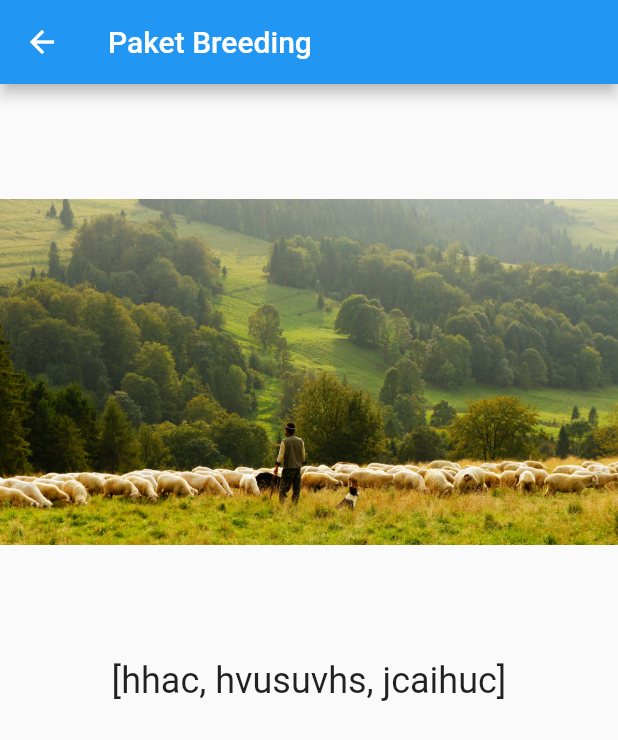
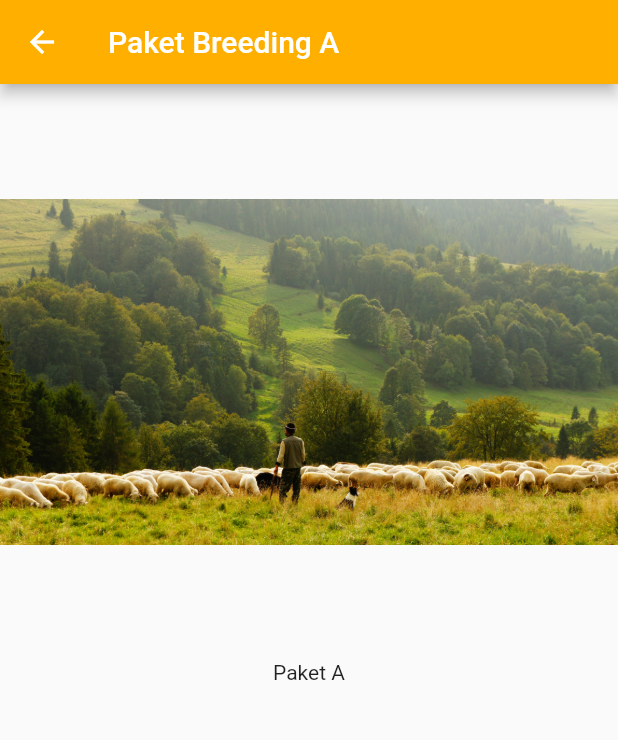
Before and after one commit to achmadtaufiqhidayat/Prototype_MobileFramework_SF, a Flutter app: the screen it shows after launch, after a tap on an icon or button, on a phone screen of 412 x 824 dp. Shown: the top 740 px of the screen. Run offline on Flutter 3.47's test engine with Material 2 defaults, Android fonts, the light colour scheme and no system bars; our stand-ins replace easy_debounce, google_fonts, google_nav_bar, page_transition.

Commit message:
uodate breeding

```diff
--- a/prototype_mobile_sultanfarm/lib/view/Breeding.dart
+++ b/prototype_mobile_sultanfarm/lib/view/Breeding.dart
@@ -1,16 +1,6 @@
 import 'package:flutter/material.dart';
-
-class MyApp extends StatelessWidget {
-  @override
-  Widget build(BuildContext context) {
-    return MaterialApp(
-      title: 'Paket Breeding',
-      debugShowCheckedModeBanner: false,
-      theme:
-          ThemeData(primarySwatch: Colors.blue, platform: TargetPlatform.iOS),
-    );
-  }
-}
+import 'package:google_fonts/google_fonts.dart';
+import 'package:prototype_mobile_sultanfarm/view/Profil.dart';
 
 class FirstPage extends StatelessWidget {
   const FirstPage({Key? key}) : super(key: key);
@@ -18,26 +8,66 @@ class FirstPage extends StatelessWidget {
   @override
   Widget build(BuildContext context) {
     return Scaffold(
-      appBar: AppBar(title: Text("Pilihan Paket Breeding")),
-      body: ListView.builder(
+      appBar: AppBar(
+        title: Text("Pilihan Paket Breeding"),
+        backgroundColor: Color(0xFFFFAF00),
+      ),
+      backgroundColor: Color(0xFFFFAF00),
+      body: Container(
+        child: Card(
+          child: Container(
+            padding: EdgeInsets.only(left: 10, right: 10),
+            child: ListView.builder(
               itemCount: _images.length,
               itemBuilder: (BuildContext context, int index) {
-          return ListTile(
-            title: Text('Paket Breeding ' + _Judul[index].toString()),
-            leading: Hero(
-              tag: index,
-              child: Padding(
-                padding: const EdgeInsets.all(4.0),
-                child:
-                    Image.asset(_images[index], width: 100, fit: BoxFit.cover),
+                return Column(
+                  children: <Widget>[
+                    // Padding(
+                    //     padding: EdgeInsets.only(
+                    //         right: 10, left: 10, bottom: 0.1, top: 0.1)),
+                    Card(
+                      shape: RoundedRectangleBorder(
+                          borderRadius: BorderRadius.circular(15)),
+                      shadowColor: Colors.black,
+                      color: Color(0xFFFFAF00),
+                      child: GestureDetector(
+                        onTap: () {
+                          Navigator.push(
+                              context,
+                              MaterialPageRoute(
+                                  builder: (context) =>
+                                      SecondPage(heroTag: index)));
+                        },
+                        child: Container(
+                          child: Column(children: <Widget>[
+                            Image.asset(
+                              _images[index],
+                              width: double.infinity,
+                              height: 150,
+                              fit: BoxFit.fill,
+                            ),
+                            Text(
+                              "Paket Breeding " + _Judul[index].toString(),
+                              style: GoogleFonts.getFont(
+                                'Poppins',
+                                color: Colors.white,
+                                fontWeight: FontWeight.bold,
+                                fontSize: 22,
                               ),
                             ),
-            onTap: () {
-              Navigator.of(context).push(MaterialPageRoute(
-                  builder: (context) => SecondPage(heroTag: index)));
-            },
+                          ]),
+                        ),
+                      ),
+                    ),
+                    SizedBox(
+                      height: 20,
+                    )
+                  ],
                 );
               },
+            ),
+          ),
+        ),
       ),
     );
   }
@@ -50,7 +80,10 @@ class SecondPage extends StatelessWidget {
   @override
   Widget build(BuildContext context) {
     return Scaffold(
-      appBar: AppBar(title: Text("Paket Breeding")),
+      appBar: AppBar(
+        title: Text("Paket Breeding " + _Judul[heroTag].toString()),
+        backgroundColor: Color(0xFFFFAF00),
+      ),
       body: Column(
         children: [
           Expanded(
@@ -62,11 +95,8 @@ class SecondPage extends StatelessWidget {
             ),
           ),
           Expanded(
-            child: Text(
-              _Deskripsi.toString(),
-              style: Theme.of(context).textTheme.headline5,
+            child: Text("Paket " + _Judul[heroTag].toString()),
           ),
-          )
         ],
       ),
     );
@@ -79,5 +109,4 @@ final List<String> _images = [
   'assets/images/slider2.jpg'
 ];
 final List<String> _Judul = ['A', 'B', 'C'];
-
-final List<String> _Deskripsi = ["hhac", 'hvusuvhs', 'jcaihuc'];
+final List<String> _Deskripsi = [];
```
Lines whose indentation alone changed are shown as unchanged.
